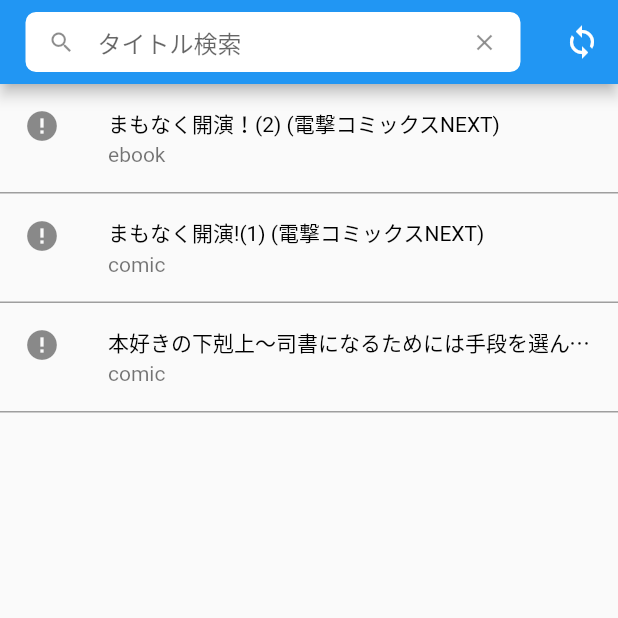
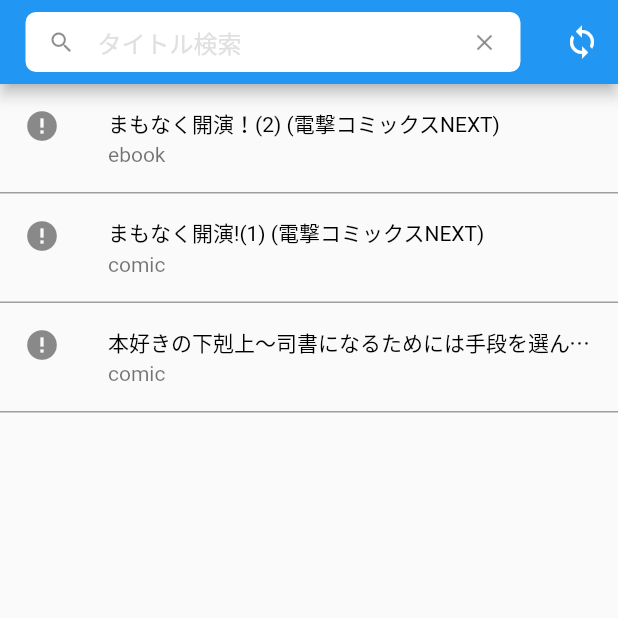
Before and after one commit to kimi-soft/flutter-booklog-manager, a Flutter app: the screen it shows after launch, on a phone screen of 412 x 824 dp, the top half of it. Run offline on Flutter 3.47's test engine with Material 2 defaults, Android fonts, the phone set to English and light mode, and no system bars; drawn by our look-alikes of cached_network_image; our stand-ins replace shared_preferences; network calls fail.

Commit message:
検索ボックス内のTextFieldのヒントのカラーを薄いグレーに変更

```diff
--- a/booklog_manager/lib/page_books.dart
+++ b/booklog_manager/lib/page_books.dart
@@ -29,6 +29,7 @@ class _PageBooksState extends State<PageBooks> {
               textAlignVertical: TextAlignVertical.center,
               decoration: InputDecoration(
                 hintText: 'タイトル検索',
+                hintStyle: TextStyle(color: Colors.grey.shade300),
                 prefixIcon: Icon(Icons.search),
                 suffixIcon: IconButton(
                   onPressed: _controller.clear,
```
